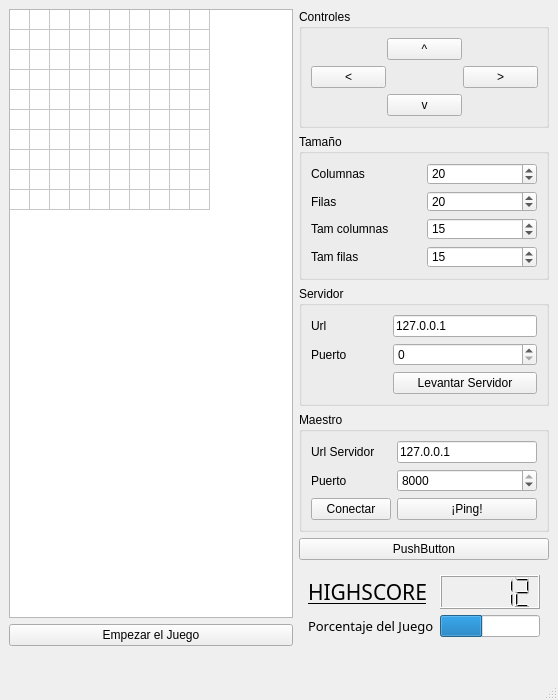
Before: the Qt Designer form snake.ui in MiguelConcha/Practica07-Modelado20171, drawn with Qt 5.
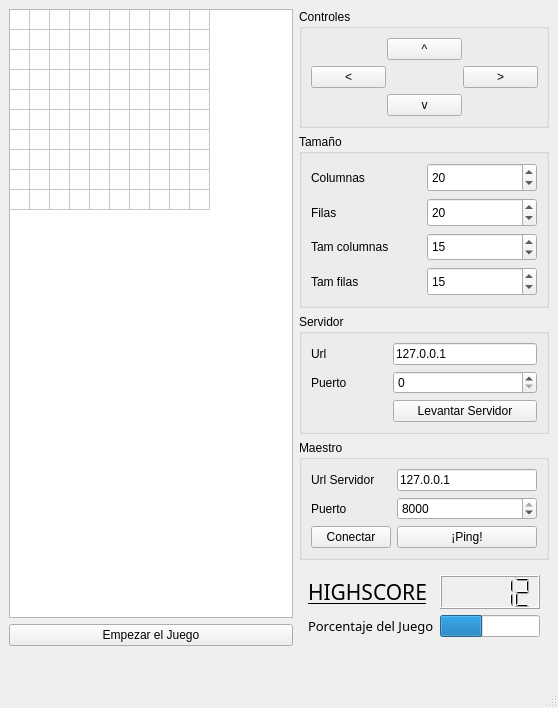
After: the same form once the commit is applied.

Commit message: Changed some cursor appearances.

Diff of the .ui file:
```diff
--- a/snake.ui
+++ b/snake.ui
@@ -7,7 +7,7 @@
     <x>0</x>
     <y>0</y>
     <width>558</width>
-    <height>700</height>
+    <height>708</height>
    </rect>
   </property>
   <property name="maximumSize">
@@ -572,19 +572,6 @@
         </layout>
        </widget>
       </item>
-      <item>
-       <widget class="QPushButton" name="pushButton_9">
-        <property name="sizePolicy">
-         <sizepolicy hsizetype="Minimum" vsizetype="Preferred">
-          <horstretch>0</horstretch>
-          <verstretch>0</verstretch>
-         </sizepolicy>
-        </property>
-        <property name="text">
-         <string>PushButton</string>
-        </property>
-       </widget>
-      </item>
       <item>
        <widget class="QWidget" name="widget" native="true">
         <property name="sizePolicy">
```
Left out of the diff: 21 changed lines with no effect on the pictures.
